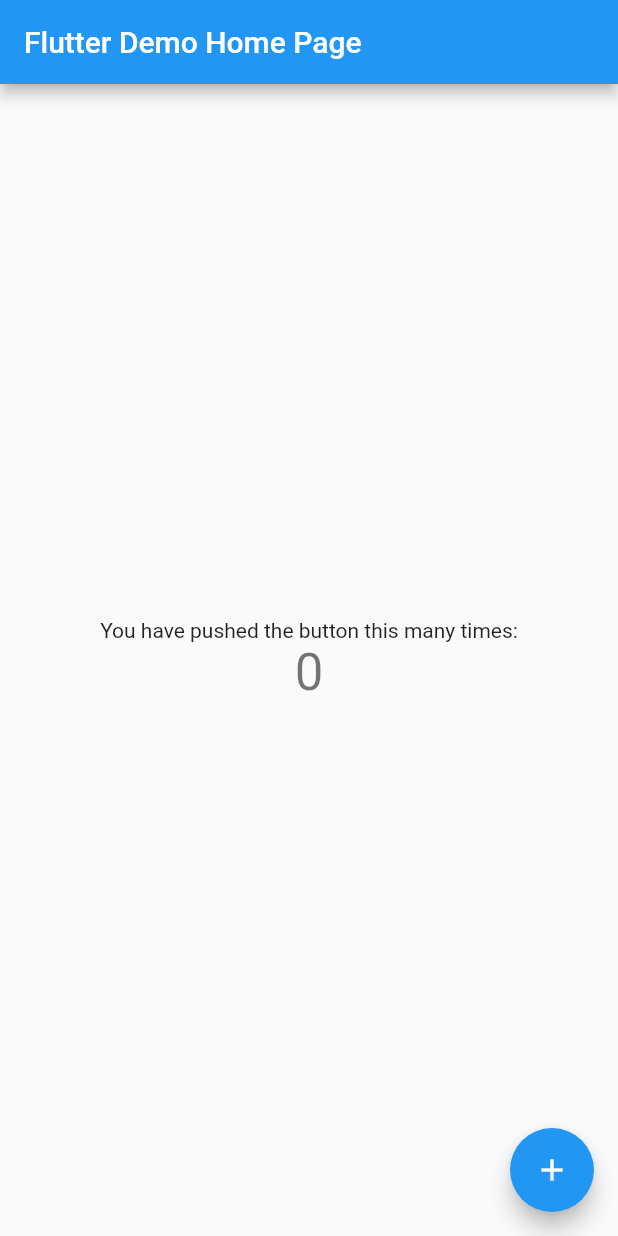
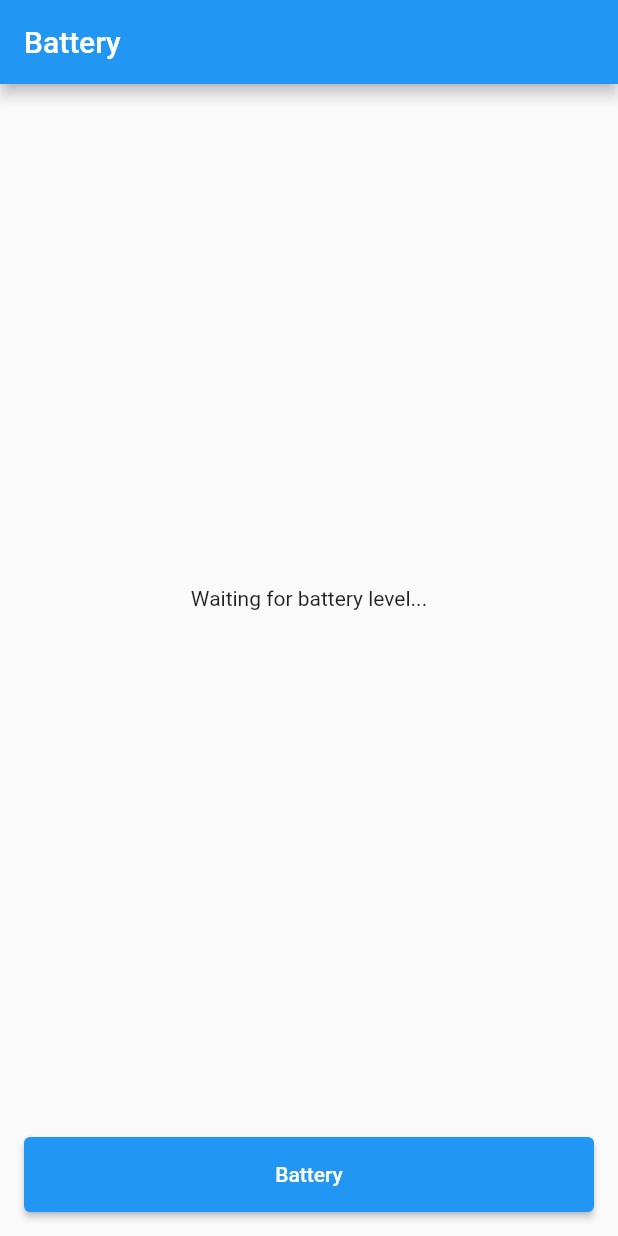
Before and after one commit to saqrelfirgany/method_channel, a Flutter app: the screen it shows after launch, on a phone screen of 412 x 824 dp. Run offline on Flutter 3.47's test engine with Material 2 defaults, Android fonts, the phone set to English and light mode, and no system bars.

Commit message:
kotlin code

```diff
--- /dev/null
+++ b/lib/home/home_screen.dart
@@ -0,0 +1,42 @@
+import 'package:flutter/material.dart';
+import 'package:flutter/services.dart';
+
+class HomeScreen extends StatefulWidget {
+  const HomeScreen({Key? key}) : super(key: key);
+
+  @override
+  State<HomeScreen> createState() => _HomeScreenState();
+}
+
+class _HomeScreenState extends State<HomeScreen> {
+  static const batteryChannel = MethodChannel('saqrelfirgany/battery');
+  String batteryLevel = 'Waiting for battery level...';
+
+  Future getBatteryLevel() async {
+    final arguments = {'name': 'saqrelfirgany'};
+    dynamic newBatteryLevel = await batteryChannel.invokeListMethod('getBatteryLevel', arguments);
+    setState(() {
+      batteryLevel = '$newBatteryLevel';
+    });
+  }
+
+  @override
+  Widget build(BuildContext context) {
+    return Scaffold(
+      appBar: AppBar(
+        title: const Text('Battery'),
+      ),
+      body: Center(child: Text(batteryLevel)),
+      bottomNavigationBar: Padding(
+        padding: const EdgeInsetsDirectional.all(16),
+        child: ElevatedButton(
+          onPressed: getBatteryLevel,
+          style: ElevatedButton.styleFrom(
+            minimumSize: const Size(120, 50),
+          ),
+          child: const Text('Battery'),
+        ),
+      ),
+    );
+  }
+}
--- a/lib/main.dart
+++ b/lib/main.dart
@@ -1,4 +1,6 @@
 import 'package:flutter/material.dart';
+
+import 'home/home_screen.dart';
 
 void main() {
   runApp(const MyApp());
@@ -11,105 +13,10 @@ class MyApp extends StatelessWidget {
   @override
   Widget build(BuildContext context) {
     return MaterialApp(
-      title: 'Flutter Demo',
-      theme: ThemeData(
-        // This is the theme of your application.
-        //
-        // Try running your application with "flutter run". You'll see the
-        // application has a blue toolbar. Then, without quitting the app, try
-        // changing the primarySwatch below to Colors.green and then invoke
-        // "hot reload" (press "r" in the console where you ran "flutter run",
-        // or simply save your changes to "hot reload" in a Flutter IDE).
-        // Notice that the counter didn't reset back to zero; the application
-        // is not restarted.
-        primarySwatch: Colors.blue,
-      ),
-      home: const MyHomePage(title: 'Flutter Demo Home Page'),
+      title: 'Channel Method',
+      debugShowCheckedModeBanner: false,
+      theme: ThemeData(),
+      home: const HomeScreen(),
     );
   }
 }
-
-class MyHomePage extends StatefulWidget {
-  const MyHomePage({super.key, required this.title});
-
-  // This widget is the home page of your application. It is stateful, meaning
-  // that it has a State object (defined below) that contains fields that affect
-  // how it looks.
-
-  // This class is the configuration for the state. It holds the values (in this
-  // case the title) provided by the parent (in this case the App widget) and
-  // used by the build method of the State. Fields in a Widget subclass are
-  // always marked "final".
-
-  final String title;
-
-  @override
-  State<MyHomePage> createState() => _MyHomePageState();
-}
-
-class _MyHomePageState extends State<MyHomePage> {
-  int _counter = 0;
-
-  void _incrementCounter() {
-    setState(() {
-      // This call to setState tells the Flutter framework that something has
-      // changed in this State, which causes it to rerun the build method below
-      // so that the display can reflect the updated values. If we changed
-      // _counter without calling setState(), then the build method would not be
-      // called again, and so nothing would appear to happen.
-      _counter++;
-    });
-  }
-
-  @override
-  Widget build(BuildContext context) {
-    // This method is rerun every time setState is called, for instance as done
-    // by the _incrementCounter method above.
-    //
-    // The Flutter framework has been optimized to make rerunning build methods
-    // fast, so that you can just rebuild anything that needs updating rather
-    // than having to individually change instances of widgets.
-    return Scaffold(
-      appBar: AppBar(
-        // Here we take the value from the MyHomePage object that was created by
-        // the App.build method, and use it to set our appbar title.
-        title: Text(widget.title),
-      ),
-      body: Center(
-        // Center is a layout widget. It takes a single child and positions it
-        // in the middle of the parent.
-        child: Column(
-          // Column is also a layout widget. It takes a list of children and
-          // arranges them vertically. By default, it sizes itself to fit its
-          // children horizontally, and tries to be as tall as its parent.
-          //
-          // Invoke "debug painting" (press "p" in the console, choose the
-          // "Toggle Debug Paint" action from the Flutter Inspector in Android
-          // Studio, or the "Toggle Debug Paint" command in Visual Studio Code)
-          // to see the wireframe for each widget.
-          //
-          // Column has various properties to control how it sizes itself and
-          // how it positions its children. Here we use mainAxisAlignment to
-          // center the children vertically; the main axis here is the vertical
-          // axis because Columns are vertical (the cross axis would be
-          // horizontal).
-          mainAxisAlignment: MainAxisAlignment.center,
-          children: <Widget>[
-            const Text(
-              'You have pushed the button this many times:',
-            ),
-            Text(
-              '$_counter',
-              style: Theme.of(context).textTheme.headlineMedium,
-            ),
-          ],
-        ),
-      ),
-      floatingActionButton: FloatingActionButton(
-        onPressed: _incrementCounter,
-        tooltip: 'Increment',
-        child: const Icon(Icons.add),
-      ), // This trailing comma makes auto-formatting nicer for build methods.
-    );
-  }
-}
```
Also changed, not shown: 1 other file.
